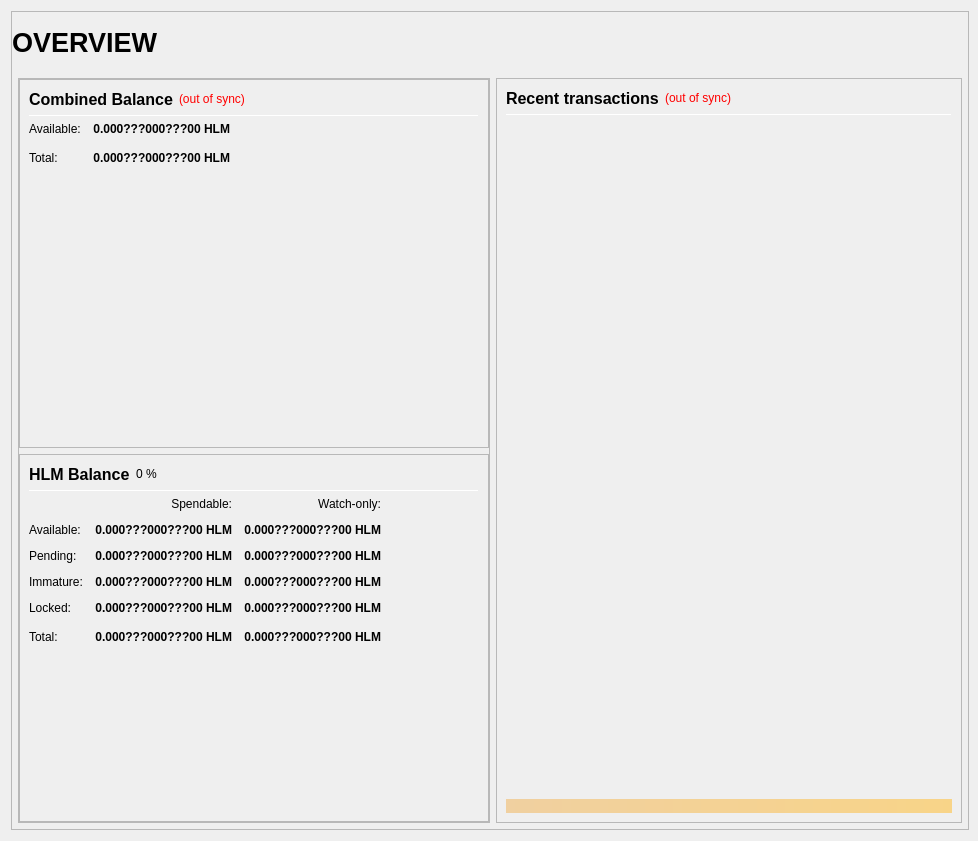
This is src/qt/forms/overviewpage.ui in heliumchain/squorum as Qt 5 draws it before an edit. The edited form follows.
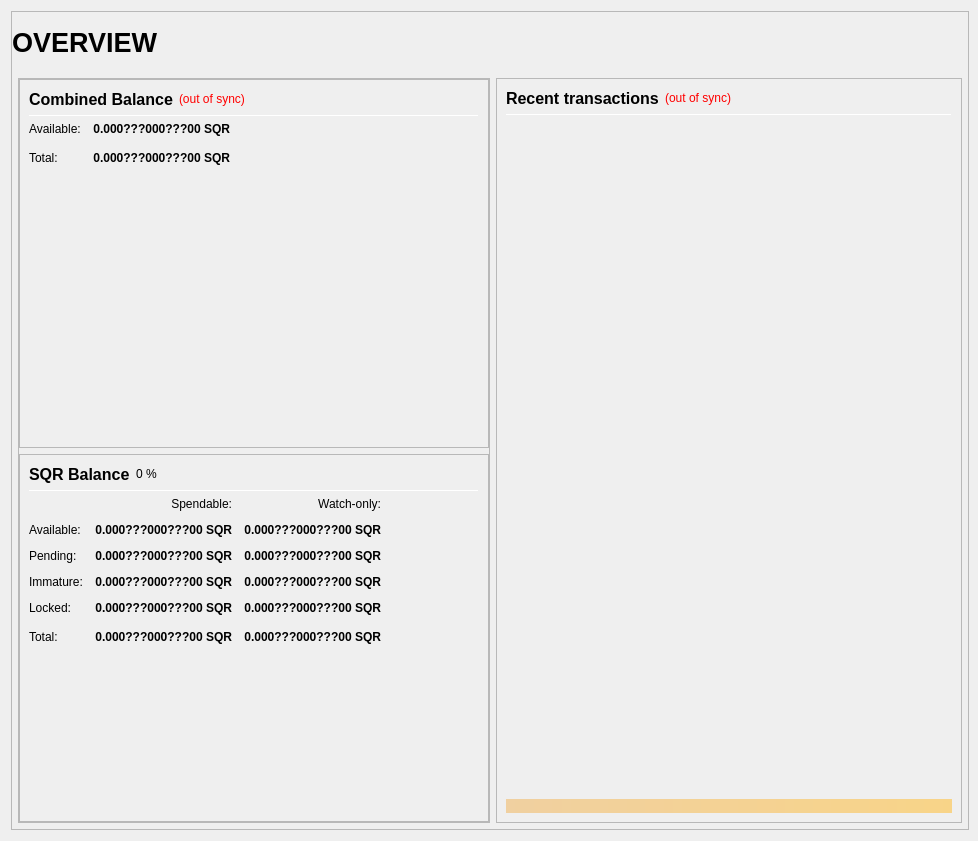
This is the edited form.

Patch:
```diff
--- a/src/qt/forms/overviewpage.ui
+++ b/src/qt/forms/overviewpage.ui
@@ -306,7 +306,7 @@
                           <string>Your current spendable balance</string>
                          </property>
                          <property name="text">
-                          <string notr="true">0.000???000???00 HLM</string>
+                          <string notr="true">0.000???000???00 SQR</string>
                          </property>
                          <property name="alignment">
                           <set>Qt::AlignRight|Qt::AlignTrailing|Qt::AlignVCenter</set>
@@ -338,7 +338,7 @@
                           <string>Total Balance, including all unavailable coins.</string>
                          </property>
                          <property name="text">
-                          <string notr="true">0.000???000???00 HLM</string>
+                          <string notr="true">0.000???000???00 SQR</string>
                          </property>
                          <property name="alignment">
                           <set>Qt::AlignRight|Qt::AlignTrailing|Qt::AlignVCenter</set>
@@ -406,7 +406,7 @@
                           </font>
                          </property>
                          <property name="text">
-                          <string>HLM Balance</string>
+                          <string>SQR Balance</string>
                          </property>
                         </widget>
                        </item>
@@ -498,7 +498,7 @@
                           <string>Your current spendable balance</string>
                          </property>
                          <property name="text">
-                          <string notr="true">0.000???000???00 HLM</string>
+                          <string notr="true">0.000???000???00 SQR</string>
                          </property>
                          <property name="alignment">
                           <set>Qt::AlignRight|Qt::AlignTrailing|Qt::AlignVCenter</set>
@@ -523,7 +523,7 @@
                           <string>Your current balance in watch-only addresses</string>
                          </property>
                          <property name="text">
-                          <string notr="true">0.000???000???00 HLM</string>
+                          <string notr="true">0.000???000???00 SQR</string>
                          </property>
                          <property name="alignment">
                           <set>Qt::AlignRight|Qt::AlignTrailing|Qt::AlignVCenter</set>
@@ -555,7 +555,7 @@
                           <string>Total of transactions that have yet to be confirmed, and do not yet count toward the spendable balance</string>
                          </property>
                          <property name="text">
-                          <string notr="true">0.000???000???00 HLM</string>
+                          <string notr="true">0.000???000???00 SQR</string>
                          </property>
                          <property name="alignment">
                           <set>Qt::AlignRight|Qt::AlignTrailing|Qt::AlignVCenter</set>
@@ -580,7 +580,7 @@
                           <string>Unconfirmed transactions to watch-only addresses</string>
                          </property>
                          <property name="text">
-                          <string notr="true">0.000???000???00 HLM</string>
+                          <string notr="true">0.000???000???00 SQR</string>
                          </property>
                          <property name="alignment">
                           <set>Qt::AlignRight|Qt::AlignTrailing|Qt::AlignVCenter</set>
@@ -612,7 +612,7 @@
                           <string>Staked or masternode rewards that has not yet matured</string>
                          </property>
                          <property name="text">
-                          <string notr="true">0.000???000???00 HLM</string>
+                          <string notr="true">0.000???000???00 SQR</string>
                          </property>
                          <property name="alignment">
                           <set>Qt::AlignRight|Qt::AlignTrailing|Qt::AlignVCenter</set>
@@ -637,7 +637,7 @@
                           <string>Staked or masternode rewards in watch-only addresses that has not yet matured</string>
                          </property>
                          <property name="text">
-                          <string notr="true">0.000???000???00 HLM</string>
+                          <string notr="true">0.000???000???00 SQR</string>
                          </property>
                          <property name="alignment">
                           <set>Qt::AlignRight|Qt::AlignTrailing|Qt::AlignVCenter</set>
@@ -672,7 +672,7 @@
                           <string>Locked HLM or Masternode collaterals. These are excluded from zHLM minting.</string>
                          </property>
                          <property name="text">
-                          <string notr="true">0.000???000???00 HLM</string>
+                          <string notr="true">0.000???000???00 SQR</string>
                          </property>
                          <property name="alignment">
                           <set>Qt::AlignRight|Qt::AlignTrailing|Qt::AlignVCenter</set>
@@ -697,7 +697,7 @@
                           <string>Current locked balance in watch-only addresses</string>
                          </property>
                          <property name="text">
-                          <string notr="true">0.000???000???00 HLM</string>
+                          <string notr="true">0.000???000???00 SQR</string>
                          </property>
                          <property name="alignment">
                           <set>Qt::AlignRight|Qt::AlignTrailing|Qt::AlignVCenter</set>
@@ -732,7 +732,7 @@
                           <string>Your current balance, unconfirmed and immature transactions included</string>
                          </property>
                          <property name="text">
-                          <string notr="true">0.000???000???00 HLM</string>
+                          <string notr="true">0.000???000???00 SQR</string>
                          </property>
                          <property name="alignment">
                           <set>Qt::AlignRight|Qt::AlignTrailing|Qt::AlignVCenter</set>
@@ -757,7 +757,7 @@
                           <string>Current total balance in watch-only addresses</string>
                          </property>
                          <property name="text">
-                          <string notr="true">0.000???000???00 HLM</string>
+                          <string notr="true">0.000???000???00 SQR</string>
                          </property>
                          <property name="alignment">
                           <set>Qt::AlignRight|Qt::AlignTrailing|Qt::AlignVCenter</set>
```
Left out of the diff: 6 changed lines with no effect on the pictures.
